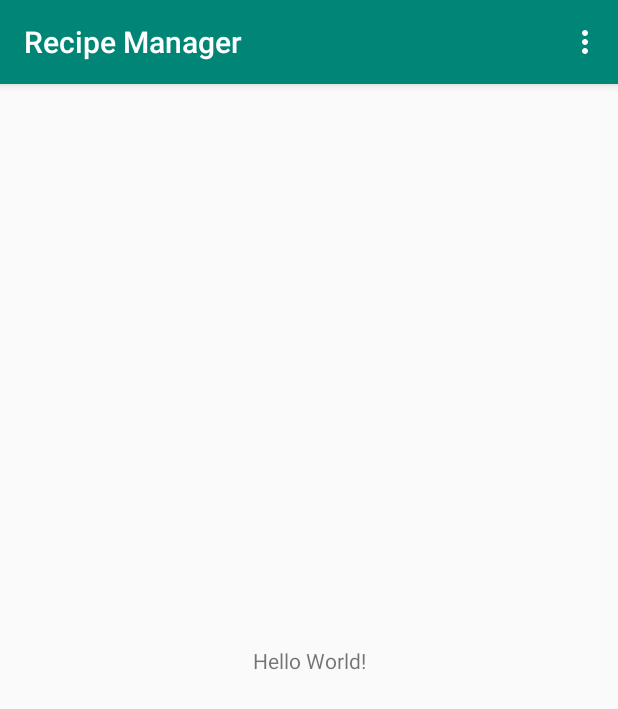
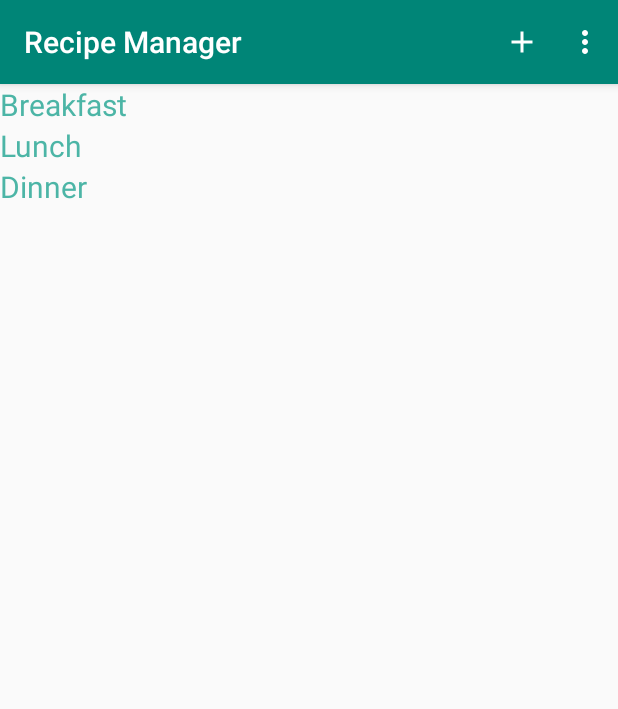
Before and after one commit to GWALTER4/Recipe-Manager-Native-Android, an Android app: the screen it shows after launch (MainActivity), on a phone screen of 412 x 824 dp. Shown: the top 709 px of the screen. Run offline under Robolectric (Android 15) with nearby library versions, the phone set to English and light mode, and no system bars.

Commit message:
Added basic category list

```diff
--- a/app/build.gradle
+++ b/app/build.gradle
@@ -26,4 +26,6 @@ dependencies {
     testImplementation 'junit:junit:4.12'
     androidTestImplementation 'com.android.support.test:runner:1.0.2'
     androidTestImplementation 'com.android.support.test.espresso:espresso-core:3.0.2'
+    implementation 'com.android.support:recyclerview-v7:28.0.0'
+
 }
--- /dev/null
+++ b/app/src/main/java/com/example/android/recipemanagernative/CategoryRecyclerView/Category.java
@@ -0,0 +1,17 @@
+package com.example.android.recipemanagernative.CategoryRecyclerView;
+
+public class Category {
+
+    // Name of the category.
+    private String categoryName;
+
+    // Constructor for the Category class.
+    public Category(String categoryName) {
+        this.categoryName = categoryName;
+    }
+
+    // Gets the category name.
+    public String getCategoryName(){
+        return this.categoryName;
+    }
+}
--- /dev/null
+++ b/app/src/main/java/com/example/android/recipemanagernative/CategoryRecyclerView/CategoryAdapter.java
@@ -0,0 +1,58 @@
+package com.example.android.recipemanagernative.CategoryRecyclerView;
+
+import android.support.annotation.NonNull;
+import android.support.v7.widget.RecyclerView;
+import android.view.LayoutInflater;
+import android.view.View;
+import android.view.ViewGroup;
+import android.widget.LinearLayout;
+import android.widget.TextView;
+
+import com.example.android.recipemanagernative.R;
+
+import java.util.List;
+
+public class CategoryAdapter extends RecyclerView.Adapter<CategoryAdapter.CategoryViewHolder> {
+
+    private List<Category> categoryList;
+
+    // Provides a reference to the views for each data item.
+    public static class CategoryViewHolder extends RecyclerView.ViewHolder {
+
+        public TextView categoryNameTextView;
+        public CategoryViewHolder(View view) {
+            super(view);
+            categoryNameTextView = (TextView) view.findViewById(R.id.category_name_text_view);
+        }
+    }
+
+    // Constructor for the CategoryAdapter class.
+    public CategoryAdapter(List<Category> categoryList){
+        this.categoryList = categoryList;
+    }
+
+    // Creates new views.
+    @Override
+    @NonNull
+    public CategoryAdapter.CategoryViewHolder onCreateViewHolder(@NonNull ViewGroup parent, int viewType) {
+
+        // Inflates the view for the list row.
+        View categoryRowView = LayoutInflater.from(parent.getContext())
+                .inflate(R.layout.category_row, parent, false);
+
+        return new CategoryViewHolder(categoryRowView);
+    }
+
+    // Replace the contents of a view.
+    @Override
+    public void onBindViewHolder(@NonNull CategoryViewHolder holder, int position) {
+        Category category = categoryList.get(position);
+        holder.categoryNameTextView.setText(category.getCategoryName());
+    }
+
+    // Returns the size of the dataset.
+    @Override
+    public int getItemCount() {
+        return categoryList.size();
+    }
+}
--- a/app/src/main/java/com/example/android/recipemanagernative/Database/RecipeManagerContract.java
+++ b/app/src/main/java/com/example/android/recipemanagernative/Database/RecipeManagerContract.java
@@ -98,10 +98,10 @@ public final class RecipeManagerContract {
                 RecipeEntry.COLUMN_RECIPE_NAME + " TEXT NOT NULL," +
                 RecipeEntry.COLUMN_IMAGE_URI + " TEXT NOT NULL," +
                 RecipeEntry.COLUMN_INGREDIENTS_LIST + " TEXT NOT NULL," +
-                RecipeEntry.COLUMN_INSTRUCTION_COUNT + " INTEGER NOT NULL" +
+                RecipeEntry.COLUMN_INSTRUCTION_COUNT + " INTEGER NOT NULL," +
                 RecipeEntry.COLUMN_TOTAL_DURATION + " INTEGER NOT NULL," +
-                "CONSTRAINT" + RecipeEntry.FK_CATEGORY_ID +
-                "FOREIGN KEY (" + CategoryEntry.ID + ") " +
+                "CONSTRAINT " + RecipeEntry.FK_CATEGORY_ID +
+                " FOREIGN KEY (" + CategoryEntry.ID + ") " +
                 "REFERENCES " + CategoryEntry.TABLE_NAME + "(" + CategoryEntry.ID + "));";
 
         public static final String SQL_CREATE_INSTRUCTION =
@@ -110,8 +110,8 @@ public final class RecipeManagerContract {
                 InstructionEntry.COLUMN_SEQUENCE_NUMBER + " INTEGER NOT NULL," +
                 InstructionEntry.COLUMN_DESCRIPTION + " TEXT NOT NULL," +
                 InstructionEntry.COLUMN_DURATION + " INTEGER NOT NULL," +
-                "CONSTRAINT" + InstructionEntry.FK_RECIPE_ID +
-                "FOREIGN KEY (" + RecipeEntry.ID + ") " +
+                "CONSTRAINT " + InstructionEntry.FK_RECIPE_ID +
+                " FOREIGN KEY (" + RecipeEntry.ID + ") " +
                 "REFERENCES " + RecipeEntry.TABLE_NAME + "(" + RecipeEntry.ID + "));";
     }
 }
--- a/app/src/main/java/com/example/android/recipemanagernative/MainActivity.java
+++ b/app/src/main/java/com/example/android/recipemanagernative/MainActivity.java
@@ -2,43 +2,62 @@ package com.example.android.recipemanagernative;
 
 import android.database.sqlite.SQLiteDatabase;
 import android.os.Bundle;
-import android.support.design.widget.FloatingActionButton;
-import android.support.design.widget.Snackbar;
 import android.support.v7.app.AppCompatActivity;
+import android.support.v7.widget.LinearLayoutManager;
+import android.support.v7.widget.RecyclerView;
 import android.support.v7.widget.Toolbar;
-import android.view.View;
 import android.view.Menu;
 import android.view.MenuItem;
 
-import com.example.android.recipemanagernative.Database.RecipeManagerContract;
+import com.example.android.recipemanagernative.CategoryRecyclerView.CategoryAdapter;
 import com.example.android.recipemanagernative.Database.RecipeManagerDbHelper;
+import com.example.android.recipemanagernative.CategoryRecyclerView.Category;
+
+import java.util.ArrayList;
+import java.util.List;
 
 public class MainActivity extends AppCompatActivity {
 
-    private RecipeManagerDbHelper dbHelper;
+    private RecyclerView categoryRecyclerView;
+    private RecyclerView.Adapter categoryAdapter;
+    private RecyclerView.LayoutManager layoutManager;
+
+    // GUT
+    private List<Category> categoryList = new ArrayList<Category>();
+
     @Override
     protected void onCreate(Bundle savedInstanceState) {
         super.onCreate(savedInstanceState);
         setContentView(R.layout.activity_main);
+
+        // Sets the toolbar.
         Toolbar toolbar = findViewById(R.id.toolbar);
         setSupportActionBar(toolbar);
 
-        dbHelper = new RecipeManagerDbHelper(this);
+        categoryRecyclerView = (RecyclerView) findViewById(R.id.category_recycler_view);
+        layoutManager = new LinearLayoutManager(this);
+        categoryAdapter = new CategoryAdapter(/* GUT*/categoryList);
+        categoryRecyclerView.setAdapter(categoryAdapter);
+        categoryRecyclerView.setLayoutManager(layoutManager);
+
+        // Gets the database.
+        RecipeManagerDbHelper dbHelper = new RecipeManagerDbHelper(this);
         SQLiteDatabase db = dbHelper.getReadableDatabase();
+
+        // GUT
+        categoryList.add(new Category("Breakfast"));
+        categoryList.add(new Category("Lunch"));
+        categoryList.add(new Category("Dinner"));
     }
 
     @Override
     public boolean onCreateOptionsMenu(Menu menu) {
-        // Inflate the menu; this adds items to the action bar if it is present.
         getMenuInflater().inflate(R.menu.menu_main, menu);
         return true;
     }
 
     @Override
     public boolean onOptionsItemSelected(MenuItem item) {
-        // Handle action bar item clicks here. The action bar will
-        // automatically handle clicks on the Home/Up button, so long
-        // as you specify a parent activity in AndroidManifest.xml.
         int id = item.getItemId();
 
         if (id == R.id.action_settings) {
--- /dev/null
+++ b/app/src/main/res/drawable/ic_add_black_24dp.xml
@@ -0,0 +1,5 @@
+<vector android:height="24dp" android:tint="#FFFFFF"
+    android:viewportHeight="24.0" android:viewportWidth="24.0"
+    android:width="24dp" xmlns:android="http://schemas.android.com/apk/res/android">
+    <path android:fillColor="#FF000000" android:pathData="M19,13h-6v6h-2v-6H5v-2h6V5h2v6h6v2z"/>
+</vector>
--- /dev/null
+++ b/app/src/main/res/layout/category_row.xml
@@ -0,0 +1,20 @@
+<?xml version="1.0" encoding="utf-8"?>
+<RelativeLayout
+    xmlns:android="http://schemas.android.com/apk/res/android"
+    xmlns:tools="http://schemas.android.com/tools"
+    android:layout_width="match_parent"
+    android:layout_height="wrap_content"
+    android:background="?android:selectableItemBackground"
+    android:clickable="true"
+    android:focusable="true"
+    android:orientation="vertical">
+
+    <TextView
+        android:id="@+id/category_name_text_view"
+        android:layout_width="match_parent"
+        android:layout_height="wrap_content"
+        android:layout_alignParentTop="true"
+        android:textColor="@color/colorPrimaryLight"
+        android:textSize="20sp"/>
+
+</RelativeLayout>
--- a/app/src/main/res/layout/content_main.xml
+++ b/app/src/main/res/layout/content_main.xml
@@ -8,13 +8,10 @@
     tools:context=".MainActivity"
     tools:showIn="@layout/activity_main">
 
-    <TextView
-        android:layout_width="wrap_content"
-        android:layout_height="wrap_content"
-        android:text="Hello World!"
-        app:layout_constraintBottom_toBottomOf="parent"
-        app:layout_constraintLeft_toLeftOf="parent"
-        app:layout_constraintRight_toRightOf="parent"
-        app:layout_constraintTop_toTopOf="parent" />
+    <android.support.v7.widget.RecyclerView
+        android:id="@+id/category_recycler_view"
+        android:scrollbars="vertical"
+        android:layout_width="match_parent"
+        android:layout_height="match_parent"/>
 
 </android.support.constraint.ConstraintLayout>
--- a/app/src/main/res/menu/menu_main.xml
+++ b/app/src/main/res/menu/menu_main.xml
@@ -2,9 +2,17 @@
     xmlns:app="http://schemas.android.com/apk/res-auto"
     xmlns:tools="http://schemas.android.com/tools"
     tools:context="com.example.android.recipemanagernative.MainActivity">
+
     <item
         android:id="@+id/action_settings"
         android:orderInCategory="100"
         android:title="@string/action_settings"
         app:showAsAction="never" />
+
+    <item
+        android:id="@+id/action_add_category"
+        android:orderInCategory="100"
+        android:title="@string/action_add_category"
+        android:icon="@drawable/ic_add_black_24dp"
+        app:showAsAction="ifRoom" />
 </menu>
--- a/app/src/main/res/values/colors.xml
+++ b/app/src/main/res/values/colors.xml
@@ -2,5 +2,6 @@
 <resources>
     <color name="colorPrimary">#008577</color>
     <color name="colorPrimaryDark">#00574B</color>
+    <color name="colorPrimaryLight">#4cb5a6</color>
     <color name="colorAccent">#D81B60</color>
 </resources>
--- a/app/src/main/res/values/strings.xml
+++ b/app/src/main/res/values/strings.xml
@@ -1,4 +1,5 @@
 <resources>
     <string name="app_name">Recipe Manager</string>
     <string name="action_settings">Settings</string>
+    <string name="action_add_category">Add Category</string>
 </resources>
```
